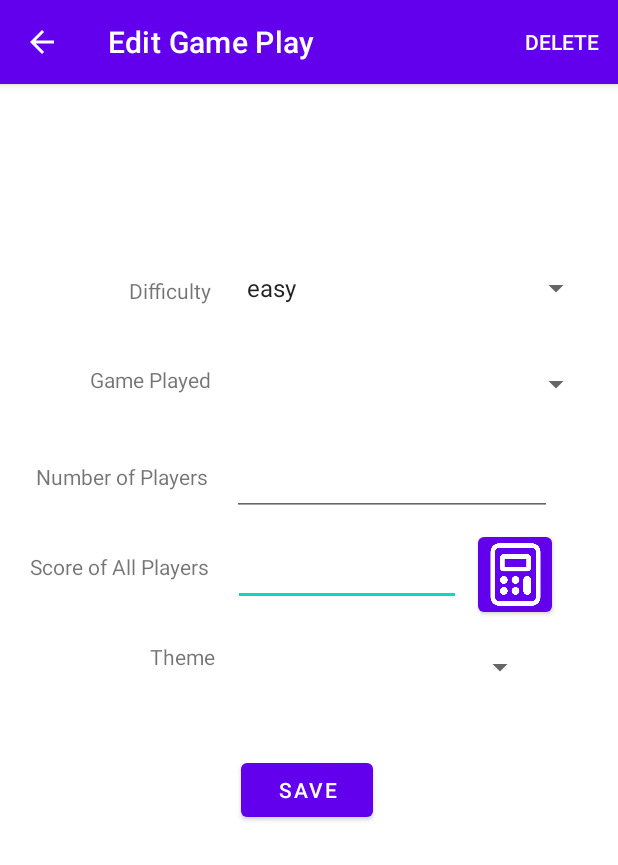
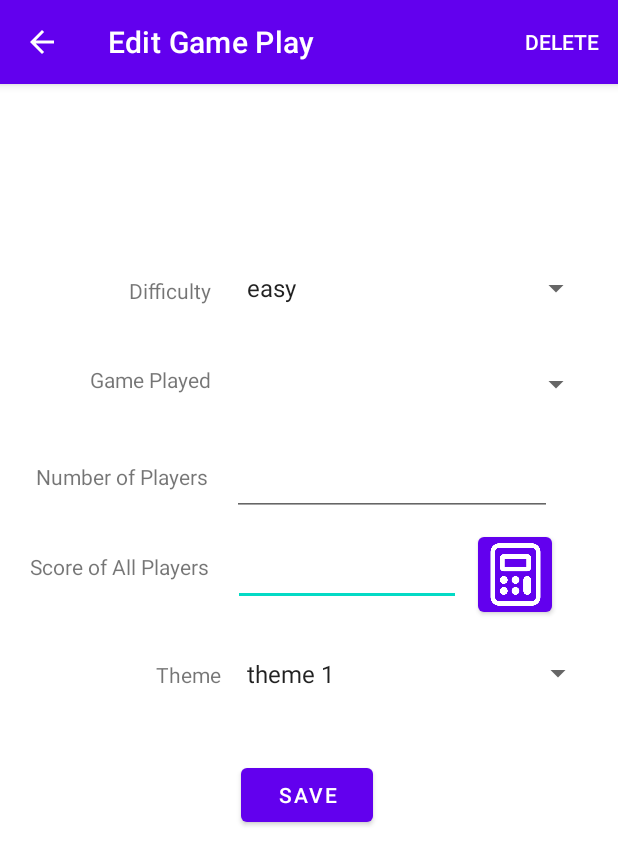
Before and after one commit to Lucas-liu1/Cmpt-276-Group-Work, an Android app: the EditGamePlay screen opened directly, with no data from a screen before it, on a phone screen of 412 x 824 dp. Shown: the top 865 px of the screen. Run offline under Robolectric (Android 15) with nearby library versions, the phone set to English and light mode, and no system bars; 5 statements that could not run were skipped.

Commit message:
All merge requested branches are merged

```diff
--- a/myapplication2/src/main/java/ca/cmpt276/myapplication2/EditGamePlay.java
+++ b/myapplication2/src/main/java/ca/cmpt276/myapplication2/EditGamePlay.java
@@ -44,6 +44,7 @@ public class EditGamePlay extends AppCompatActivity {
     private int configurationID; // the game config ID
     private static int gameID; // the game ID
     private String difficulty;
+    private String theme;
 
     @Override
     protected void onCreate(Bundle savedInstanceState) {
@@ -66,6 +67,7 @@ public class EditGamePlay extends AppCompatActivity {
         setSaveButton();
         setCalculateButton();
         populateFields();
+        populateThemeSpinner();
     }
 
     @Override
@@ -226,6 +228,26 @@ public class EditGamePlay extends AppCompatActivity {
         });
     }
 
+    public void populateThemeSpinner(){
+        Spinner spinner = findViewById(R.id.spinner);
+        String[] themeList = {"theme 1", "theme 2", "theme 3" };
+        ArrayAdapter adapter = new ArrayAdapter(this,
+                android.R.layout.simple_spinner_item,
+                themeList);
+        adapter.setDropDownViewResource(android.R.layout.simple_spinner_dropdown_item);
+        spinner.setAdapter(adapter);
+        spinner.setOnItemSelectedListener(new AdapterView.OnItemSelectedListener() {
+            @Override
+            public void onItemSelected(AdapterView<?> parent, View view, int position, long id) {
+                theme = themeList[position];
+            }
+            @Override
+            public void onNothingSelected(AdapterView<?> parent) {
+
+            }
+        });
+    }
+
     private void populateFields(){
         Game currGame = GameConfiguration.getConfigList().get(configurationID).getGamesList().get(gameID);
 
@@ -259,7 +281,8 @@ public class EditGamePlay extends AppCompatActivity {
                 GameConfiguration.getConfigList().get(configurationID).getPoor_score(),
                 GameConfiguration.getConfigList().get(configurationID).getGreat_score(),
                 num_players,
-                difficulty);
+                difficulty,
+                theme);
         updatedGame.setAchievementList(achievementList);
 
         GameConfiguration = ConfigManager.getInstance();
--- a/myapplication2/src/main/res/layout/activity_game_addplay.xml
+++ b/myapplication2/src/main/res/layout/activity_game_addplay.xml
@@ -125,22 +125,20 @@
 
     <Spinner
         android:id="@+id/spinner"
-        android:layout_width="200dp"
-        android:layout_height="51dp"
-        android:layout_marginBottom="240dp"
-        app:layout_constraintBottom_toBottomOf="parent"
-        app:layout_constraintEnd_toEndOf="parent"
-        app:layout_constraintHorizontal_bias="0.205"
+        android:layout_width="239dp"
+        android:layout_height="50dp"
+        android:layout_marginStart="9dp"
+        android:layout_marginTop="20dp"
         app:layout_constraintStart_toEndOf="@+id/theme"
         app:layout_constraintTop_toBottomOf="@+id/scoreTextEdit"
-        app:layout_constraintVertical_bias="0.119" />
+        tools:ignore="SpeakableTextPresentCheck" />
 
     <TextView
         android:id="@+id/theme"
         android:layout_width="wrap_content"
         android:layout_height="wrap_content"
-        android:layout_marginStart="100dp"
-        android:layout_marginTop="372dp"
+        android:layout_marginStart="104dp"
+        android:layout_marginTop="384dp"
         android:text="Theme"
         app:layout_constraintStart_toStartOf="parent"
         app:layout_constraintTop_toTopOf="parent" />
```
Also changed, not shown: myapplication2/src/main/java/ca/cmpt276/myapplication2/AddGamePlay.java (+5 -3 lines), myapplication2/src/main/java/ca/cmpt276/myapplication2/model/Game.java (+0 -7 lines), myapplication2/src/main/res/layout/congratulate_message_layout.xml (+0 -16 lines).
